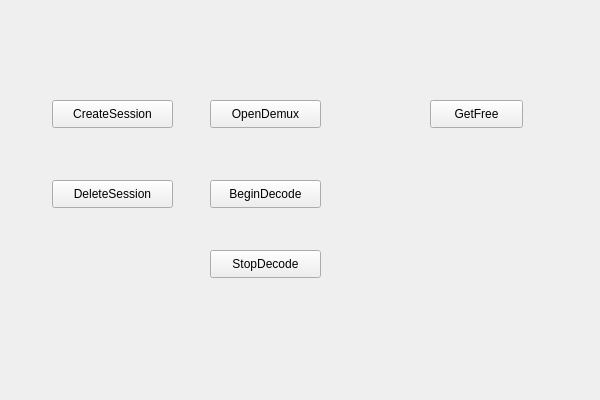
This is src/TestDecoder/H264Decoder.ui in Bian-Sh/StreamDecoder4dotNet as Qt 5 draws it before an edit. The edited form follows.
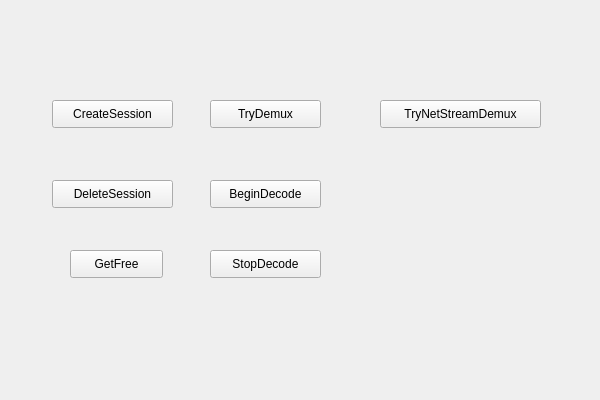
This is the edited form.

Patch:
```diff
--- a/src/TestDecoder/H264Decoder.ui
+++ b/src/TestDecoder/H264Decoder.ui
@@ -42,8 +42,8 @@
   <widget class="QPushButton" name="GetFree">
    <property name="geometry">
     <rect>
-     <x>430</x>
-     <y>100</y>
+     <x>70</x>
+     <y>250</y>
      <width>93</width>
      <height>28</height>
     </rect>
@@ -62,7 +62,7 @@
     </rect>
    </property>
    <property name="text">
-    <string>OpenDemux</string>
+    <string>TryDemux</string>
    </property>
   </widget>
   <widget class="QPushButton" name="begindecode">
@@ -91,6 +91,19 @@
     <string>StopDecode</string>
    </property>
   </widget>
+  <widget class="QPushButton" name="trynetstreamdemux">
+   <property name="geometry">
+    <rect>
+     <x>380</x>
+     <y>100</y>
+     <width>161</width>
+     <height>28</height>
+    </rect>
+   </property>
+   <property name="text">
+    <string>TryNetStreamDemux</string>
+   </property>
+  </widget>
  </widget>
  <layoutdefault spacing="6" margin="11"/>
  <resources>
```
Left out of the diff: 2 changed lines with no effect on the pictures.
